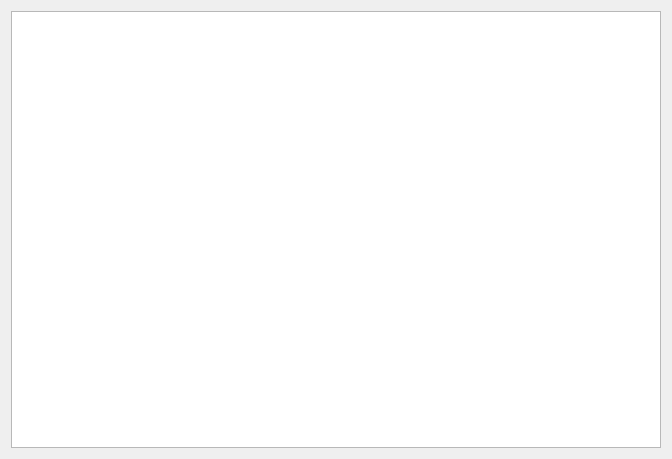
Before: the Qt Designer form code/qtApp/roomsDialog.ui in stoptherock1/HSM, drawn with Qt 5.
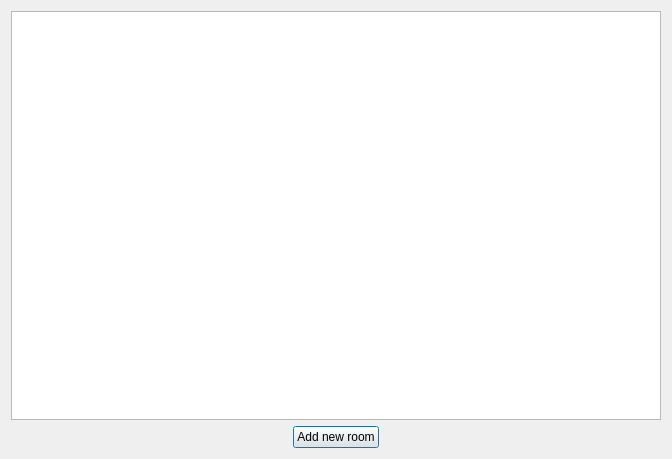
After: the same form once the commit is applied.

Commit message: 'Add new room' functinoality added

Diff of the .ui file:
```diff
--- a/code/qtApp/roomsDialog.ui
+++ b/code/qtApp/roomsDialog.ui
@@ -17,6 +17,43 @@
    <item>
     <widget class="QTableView" name="tableView"/>
    </item>
+   <item>
+    <layout class="QHBoxLayout" name="horizontalLayout">
+     <item>
+      <spacer name="horizontalSpacer_2">
+       <property name="orientation">
+        <enum>Qt::Horizontal</enum>
+       </property>
+       <property name="sizeHint" stdset="0">
+        <size>
+         <width>40</width>
+         <height>20</height>
+        </size>
+       </property>
+      </spacer>
+     </item>
+     <item>
+      <widget class="QPushButton" name="pushButton">
+       <property name="text">
+        <string>Add new room</string>
+       </property>
+      </widget>
+     </item>
+     <item>
+      <spacer name="horizontalSpacer">
+       <property name="orientation">
+        <enum>Qt::Horizontal</enum>
+       </property>
+       <property name="sizeHint" stdset="0">
+        <size>
+         <width>40</width>
+         <height>20</height>
+        </size>
+       </property>
+      </spacer>
+     </item>
+    </layout>
+   </item>
   </layout>
  </widget>
  <resources/>
```
The commit also changes 10 other files.
